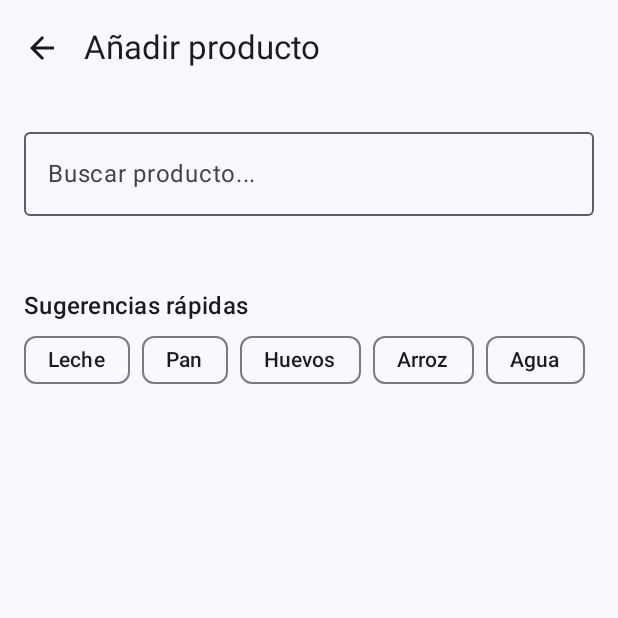
After one commit to sanchezhs/Lico, an Android app built with Jetpack Compose: the composable AddProductScreen called with empty values, on a phone screen of 412 x 824 dp, the top half of it. The commit adds this screen. Run offline under Robolectric (Android 15) with nearby library versions, the phone set to English and light mode, and no system bars; our stand-ins replace Dagger/Hilt's generated code, Room's generated code.

Commit message:
Added suggestions and mercadona db

```diff
--- /dev/null
+++ b/app/src/main/java/com/app/lico/data/di/MercadonaModule.kt
@@ -0,0 +1,35 @@
+package com.app.lico.data.di
+
+import android.content.Context
+import androidx.room.Room
+import com.app.lico.data.mercadona.MercadonaDatabase
+import com.app.lico.data.mercadona.ProductDao
+import dagger.Module
+import dagger.Provides
+import dagger.hilt.InstallIn
+import dagger.hilt.android.qualifiers.ApplicationContext
+import dagger.hilt.components.SingletonComponent
+import javax.inject.Singleton
+
+@Module
+@InstallIn(SingletonComponent::class)
+object MercadonaModule {
+
+    @Provides
+    @Singleton
+    fun provideMercadonaDatabase(@ApplicationContext context: Context): MercadonaDatabase {
+        return Room.databaseBuilder(
+            context.applicationContext,
+            MercadonaDatabase::class.java,
+            "mercadona.db"
+        )
+            .createFromAsset("mercadona.db")
+            .fallbackToDestructiveMigration(true)
+            .build()
+    }
+
+    @Provides
+    fun provideProductDao(db: MercadonaDatabase): ProductDao {
+        return db.productDao()
+    }
+}
--- /dev/null
+++ b/app/src/main/java/com/app/lico/data/mercadona/MercadonaDatabase.kt
@@ -0,0 +1,24 @@
+package com.app.lico.data.mercadona
+
+import android.content.Context
+import androidx.room.Database
+import androidx.room.Room
+import androidx.room.RoomDatabase
+
+@Database(entities = [ProductEntity::class], version = 1)
+abstract class MercadonaDatabase : RoomDatabase() {
+    abstract fun productDao(): ProductDao
+
+    companion object {
+        fun create(context: Context): MercadonaDatabase {
+            return Room.databaseBuilder(
+                context.applicationContext,
+                MercadonaDatabase::class.java,
+                "mercadona.db"
+            )
+                .createFromAsset("mercadona.db")
+                .fallbackToDestructiveMigration(true)
+                .build()
+        }
+    }
+}
--- /dev/null
+++ b/app/src/main/java/com/app/lico/data/mercadona/ProductDao.kt
@@ -0,0 +1,13 @@
+package com.app.lico.data.mercadona
+
+import androidx.room.Dao
+import androidx.room.Query
+
+@Dao
+interface ProductDao {
+    @Query("SELECT * FROM mercadona WHERE name LIKE '%' || :query || '%' LIMIT 10")
+    suspend fun searchByName(query: String): List<ProductEntity>
+
+    @Query("SELECT * FROM mercadona WHERE category = :category LIMIT 10")
+    suspend fun getByCategory(category: String): List<ProductEntity>
+}
--- /dev/null
+++ b/app/src/main/java/com/app/lico/ui/screens/AddProductScreen.kt
@@ -0,0 +1,129 @@
+package com.app.lico.ui.screens
+
+import androidx.compose.foundation.layout.Arrangement
+import androidx.compose.foundation.layout.Column
+import androidx.compose.foundation.layout.ExperimentalLayoutApi
+import androidx.compose.foundation.layout.FlowRow
+import androidx.compose.foundation.layout.Spacer
+import androidx.compose.foundation.layout.fillMaxWidth
+import androidx.compose.foundation.layout.height
+import androidx.compose.foundation.layout.padding
+import androidx.compose.material.icons.Icons
+import androidx.compose.material.icons.automirrored.filled.ArrowBack
+import androidx.compose.material3.AssistChip
+import androidx.compose.material3.Card
+import androidx.compose.material3.CardDefaults
+import androidx.compose.material3.ExperimentalMaterial3Api
+import androidx.compose.material3.Icon
+import androidx.compose.material3.IconButton
+import androidx.compose.material3.MaterialTheme
+import androidx.compose.material3.OutlinedTextField
+import androidx.compose.material3.Scaffold
+import androidx.compose.material3.Text
+import androidx.compose.material3.TopAppBar
+import androidx.compose.runtime.Composable
+import androidx.compose.runtime.LaunchedEffect
+import androidx.compose.runtime.collectAsState
+import androidx.compose.runtime.getValue
+import androidx.compose.runtime.mutableStateOf
+import androidx.compose.runtime.remember
+import androidx.compose.runtime.setValue
+import androidx.compose.ui.Modifier
+import androidx.compose.ui.unit.dp
+import androidx.hilt.navigation.compose.hiltViewModel
+import com.app.lico.data.mercadona.ProductEntity
+import com.app.lico.viewmodels.ShoppingViewModel
+import com.app.lico.viewmodels.SuggestionViewModel
+
+@OptIn(ExperimentalMaterial3Api::class, ExperimentalLayoutApi::class)
+@Composable
+fun AddProductScreen(
+    listId: Long,
+    onBack: () -> Unit,
+    suggestionViewModel: SuggestionViewModel = hiltViewModel(),
+    viewModel: ShoppingViewModel = hiltViewModel(),
+) {
+    var query by remember { mutableStateOf("") }
+
+    val suggestions by suggestionViewModel.suggestions.collectAsState()
+    val quickSuggestions = listOf("Leche", "Pan", "Huevos", "Arroz", "Agua")
+
+    LaunchedEffect(query) {
+        suggestionViewModel.searchProducts(query)
+    }
+
+    Scaffold(
+        topBar = {
+            TopAppBar(
+                title = { Text("Añadir producto") },
+                navigationIcon = {
+                    IconButton(onClick = onBack) {
+                        Icon(Icons.AutoMirrored.Filled.ArrowBack, contentDescription = "Volver")
+                    }
+                }
+            )
+        }
+    ) { padding ->
+        Column(modifier = Modifier.padding(padding).padding(16.dp)) {
+            OutlinedTextField(
+                value = query,
+                onValueChange = { query = it },
+                label = { Text("Buscar producto...") },
+                modifier = Modifier.fillMaxWidth()
+            )
+
+            Spacer(modifier = Modifier.height(16.dp))
+
+            if (suggestions.isNotEmpty()) {
+                Text("Resultados", style = MaterialTheme.typography.titleMedium)
+                Spacer(modifier = Modifier.height(8.dp))
+
+                suggestions.forEach { product ->
+                    SuggestionCard(product = product, onClick = {
+                        viewModel.addItemToList(
+                            name = product.name ?: "Producto sin nombre",
+                            quantity = 1.0,
+                            unit = product.referenceUnit ?: "uds",
+                            listId = listId
+                        )
+                        onBack()
+                    })
+                    Spacer(modifier = Modifier.height(8.dp))
+                }
+            }
+
+            Spacer(modifier = Modifier.height(32.dp))
+
+            Text("Sugerencias rápidas", style = MaterialTheme.typography.titleMedium)
+
+            FlowRow(horizontalArrangement = Arrangement.spacedBy(8.dp)) {
+                quickSuggestions.forEach { name ->
+                    AssistChip(onClick = {
+                        viewModel.addItemToList(
+                            name,
+                            quantity = 1.0,
+                            unit = "uds",
+                            listId = listId
+                        )
+                        onBack()
+                    }, label = { Text(name) })
+                }
+            }
+        }
+    }
+}
+
+@Composable
+fun SuggestionCard(product: ProductEntity, onClick: () -> Unit) {
+    Card(
+        onClick = onClick,
+        modifier = Modifier.fillMaxWidth(),
+        elevation = CardDefaults.cardElevation(2.dp)
+    ) {
+        Column(modifier = Modifier.padding(12.dp)) {
+            Text(text = product.name ?: "malo", style = MaterialTheme.typography.bodyLarge)
+            Spacer(modifier = Modifier.height(4.dp))
+            Text(text = "${product.price} € / ${product.referenceUnit}", style = MaterialTheme.typography.bodySmall)
+        }
+    }
+}
--- /dev/null
+++ b/app/src/main/java/com/app/lico/viewmodels/MercadonaViewModel.kt
@@ -0,0 +1,26 @@
+package com.app.lico.viewmodels
+
+import androidx.lifecycle.ViewModel
+import androidx.lifecycle.viewModelScope
+import com.app.lico.data.mercadona.ProductDao
+import com.app.lico.data.mercadona.ProductEntity
+import dagger.hilt.android.lifecycle.HiltViewModel
+import kotlinx.coroutines.flow.MutableStateFlow
+import kotlinx.coroutines.flow.StateFlow
+import kotlinx.coroutines.launch
+import javax.inject.Inject
+
+@HiltViewModel
+class SuggestionViewModel @Inject constructor(
+    private val productDao: ProductDao
+) : ViewModel() {
+
+    private val _suggestions = MutableStateFlow<List<ProductEntity>>(emptyList())
+    val suggestions: StateFlow<List<ProductEntity>> = _suggestions
+
+    fun searchProducts(query: String) {
+        viewModelScope.launch {
+            _suggestions.value = productDao.searchByName(query)
+        }
+    }
+}
```
Also changed, not shown: app/src/main/java/com/app/lico/NavGraph.kt (+13 -0 lines), app/src/main/java/com/app/lico/data/mercadona/ProductEntity.kt (added, +33 -0 lines), app/src/main/java/com/app/lico/ui/screens/ShoppingListDetailScreen.kt (+23 -10 lines).
